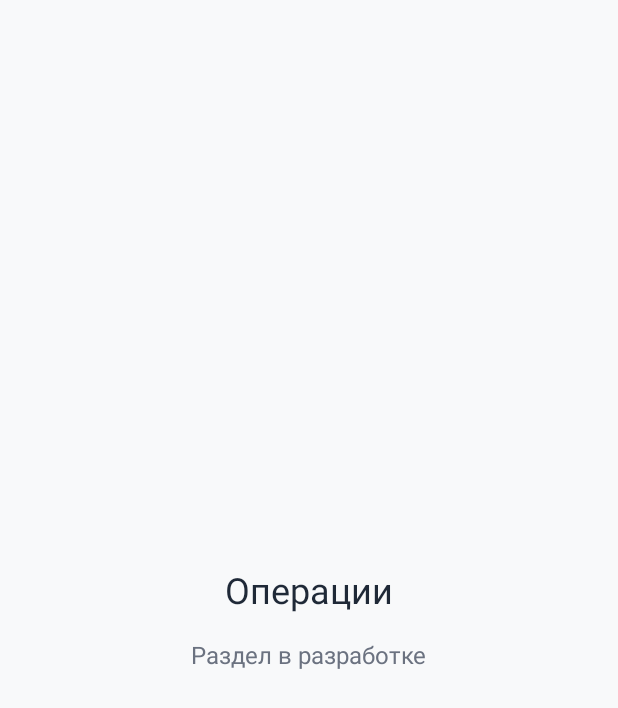
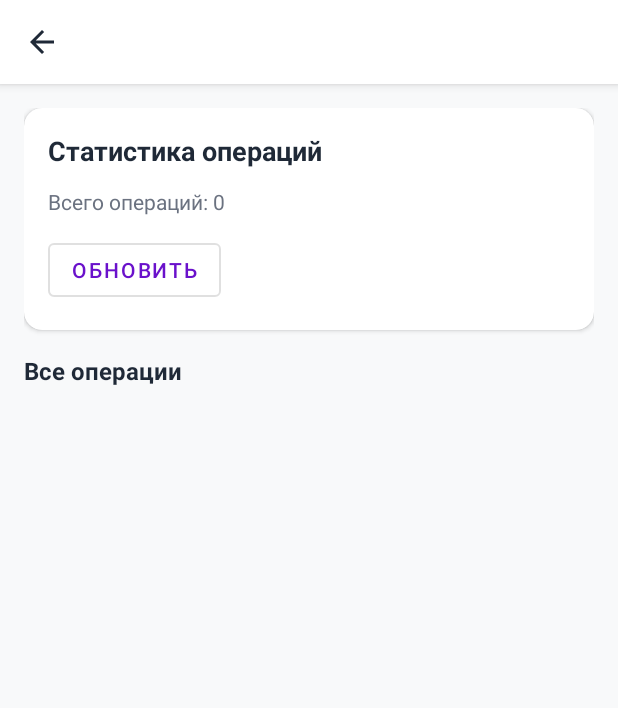
Before and after one commit to coffee1310/ExpensesAndIncomeManager, an Android app built with Jetpack Compose: the fragment TransactionsFragment shown on its own in the app's theme, on a phone screen of 412 x 824 dp. Shown: the top 708 px of the screen. Run offline under Robolectric (Android 15) with nearby library versions, the phone set to English and light mode, and no system bars.

Commit message:
feat: Добавлена страница с операциями
- Сделан котлин файл для истории операций и его XAML. Есть баг - не отображаются транзакции

```diff
--- a/app/src/main/java/data/dao/TransactionDao.kt
+++ b/app/src/main/java/data/dao/TransactionDao.kt
@@ -59,6 +59,12 @@ interface TransactionDao {
         endDate: Date
     ): Flow<List<CategoryExpenseSummary>>
 
+    @Query("SELECT * FROM transactions ORDER BY date DESC, time DESC")
+    suspend fun getAllTransactions(): List<Transaction>
+
+    @Query("SELECT COUNT(*) FROM transactions")
+    suspend fun getTransactionCount(): Int
+
     @Query("""
         SELECT
             type,
--- a/app/src/main/res/layout/fragment_transactions.xml
+++ b/app/src/main/res/layout/fragment_transactions.xml
@@ -1,24 +1,121 @@
 <?xml version="1.0" encoding="utf-8"?>
-<LinearLayout xmlns:android="http://schemas.android.com/apk/res/android"
+<androidx.coordinatorlayout.widget.CoordinatorLayout
+    xmlns:android="http://schemas.android.com/apk/res/android"
+    xmlns:app="http://schemas.android.com/apk/res-auto"
     android:layout_width="match_parent"
     android:layout_height="match_parent"
-    android:orientation="vertical"
-    android:background="@color/background"
-    android:gravity="center">
+    android:background="@color/background">
 
-    <TextView
-        android:layout_width="wrap_content"
+    <com.google.android.material.appbar.AppBarLayout
+        android:layout_width="match_parent"
         android:layout_height="wrap_content"
-        android:text="Операции"
-        android:textSize="24sp"
-        android:textColor="@color/on_surface" />
+        android:theme="@style/ThemeOverlay.MaterialComponents.Dark.ActionBar">
 
-    <TextView
-        android:layout_width="wrap_content"
-        android:layout_height="wrap_content"
-        android:text="Раздел в разработке"
-        android:textSize="16sp"
-        android:textColor="@color/on_surface_variant"
-        android:layout_marginTop="16dp" />
+        <androidx.appcompat.widget.Toolbar
+            android:id="@+id/toolbar"
+            android:layout_width="match_parent"
+            android:layout_height="?attr/actionBarSize"
+            android:background="@color/surface"
+            app:navigationIcon="@drawable/ic_arrow_back"
+            app:titleTextColor="@color/on_surface" />
 
-</LinearLayout>
+    </com.google.android.material.appbar.AppBarLayout>
+
+    <androidx.core.widget.NestedScrollView
+        android:layout_width="match_parent"
+        android:layout_height="match_parent"
+        app:layout_behavior="@string/appbar_scrolling_view_behavior"
+        android:padding="16dp">
+
+        <LinearLayout
+            android:layout_width="match_parent"
+            android:layout_height="wrap_content"
+            android:orientation="vertical">
+
+            <!-- Прогресс бар -->
+            <androidx.core.widget.ContentLoadingProgressBar
+                android:id="@+id/progressBar"
+                style="?android:attr/progressBarStyleHorizontal"
+                android:layout_width="match_parent"
+                android:layout_height="wrap_content"
+                android:indeterminate="true"
+                android:visibility="gone"
+                android:layout_marginBottom="16dp" />
+
+            <!-- Статистика -->
+            <com.google.android.material.card.MaterialCardView
+                android:layout_width="match_parent"
+                android:layout_height="wrap_content"
+                app:cardBackgroundColor="@color/surface"
+                app:cardCornerRadius="12dp"
+                android:layout_marginBottom="16dp"
+                app:cardElevation="2dp">
+
+                <LinearLayout
+                    android:layout_width="match_parent"
+                    android:layout_height="wrap_content"
+                    android:orientation="vertical"
+                    android:padding="16dp">
+
+                    <TextView
+                        android:layout_width="match_parent"
+                        android:layout_height="wrap_content"
+                        android:text="Статистика операций"
+                        android:textSize="18sp"
+                        android:textStyle="bold"
+                        android:textColor="@color/on_surface"
+                        android:layout_marginBottom="12dp" />
+
+                    <TextView
+                        android:id="@+id/tvTransactionCount"
+                        android:layout_width="match_parent"
+                        android:layout_height="wrap_content"
+                        android:text="Всего операций: 0"
+                        android:textSize="14sp"
+                        android:textColor="@color/on_surface_variant" />
+
+                    <Button
+                        android:id="@+id/btnRefresh"
+                        android:layout_width="wrap_content"
+                        android:layout_height="wrap_content"
+                        android:text="Обновить"
+                        android:layout_marginTop="12dp"
+                        style="@style/Widget.MaterialComponents.Button.OutlinedButton" />
+
+                </LinearLayout>
+
+            </com.google.android.material.card.MaterialCardView>
+
+            <!-- Список транзакций -->
+            <TextView
+                android:layout_width="match_parent"
+                android:layout_height="wrap_content"
+                android:text="Все операции"
+                android:textSize="16sp"
+                android:textStyle="bold"
+                android:textColor="@color/on_surface"
+                android:layout_marginBottom="8dp" />
+
+            <androidx.recyclerview.widget.RecyclerView
+                android:id="@+id/recyclerView"
+                android:layout_width="match_parent"
+                android:layout_height="wrap_content"
+                android:nestedScrollingEnabled="false" />
+
+            <!-- Сообщение если список пуст -->
+            <TextView
+                android:id="@+id/tvEmptyState"
+                android:layout_width="match_parent"
+                android:layout_height="wrap_content"
+                android:text="Нет операций для отображения"
+                android:textSize="14sp"
+                android:textColor="@color/on_surface_variant"
+                android:gravity="center"
+                android:padding="32dp"
+                android:visibility="gone" />
+
+        </LinearLayout>
+
+    </androidx.core.widget.NestedScrollView>
+
+</androidx.coordinatorlayout.widget.CoordinatorLayout>
```
Also changed, not shown: app/src/main/java/com/example/expensesandincomemanager/MainActivity.kt (+19 -15 lines), app/src/main/java/com/example/expensesandincomemanager/ui/adapters/TransactionsAdapter.kt (added, +86 -0 lines), app/src/main/java/com/example/expensesandincomemanager/ui/screens/operations/TransactionsFragment.kt (added, +182 -0 lines), app/src/main/res/layout/item_transaction.xml (added, +86 -0 lines).
